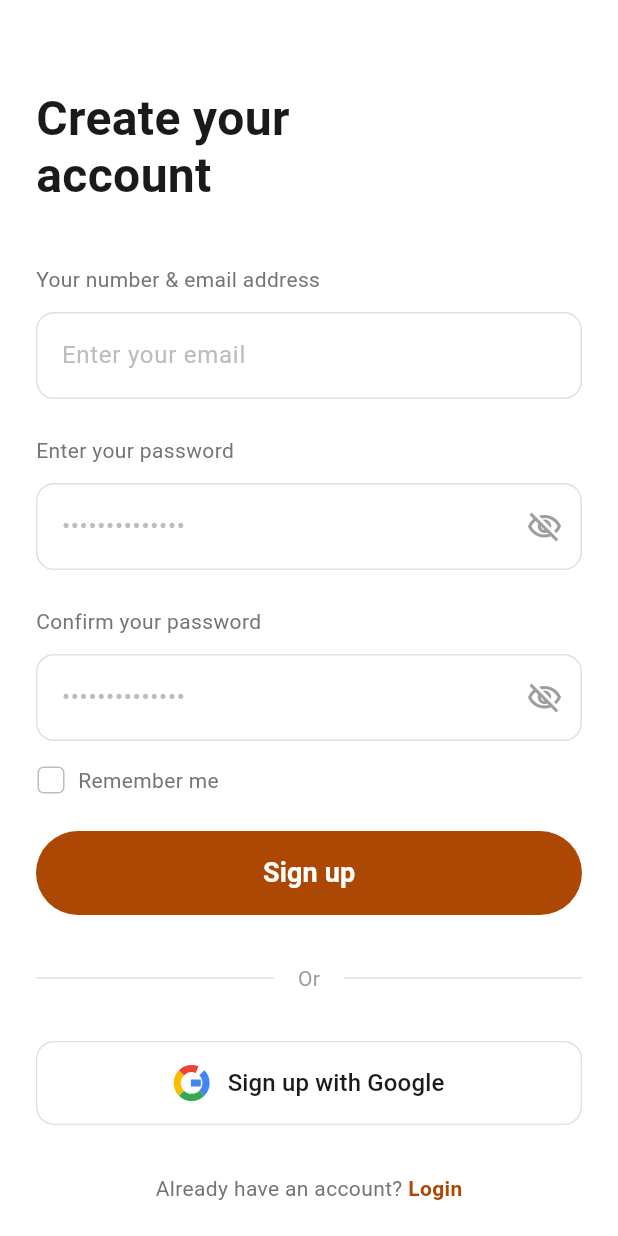
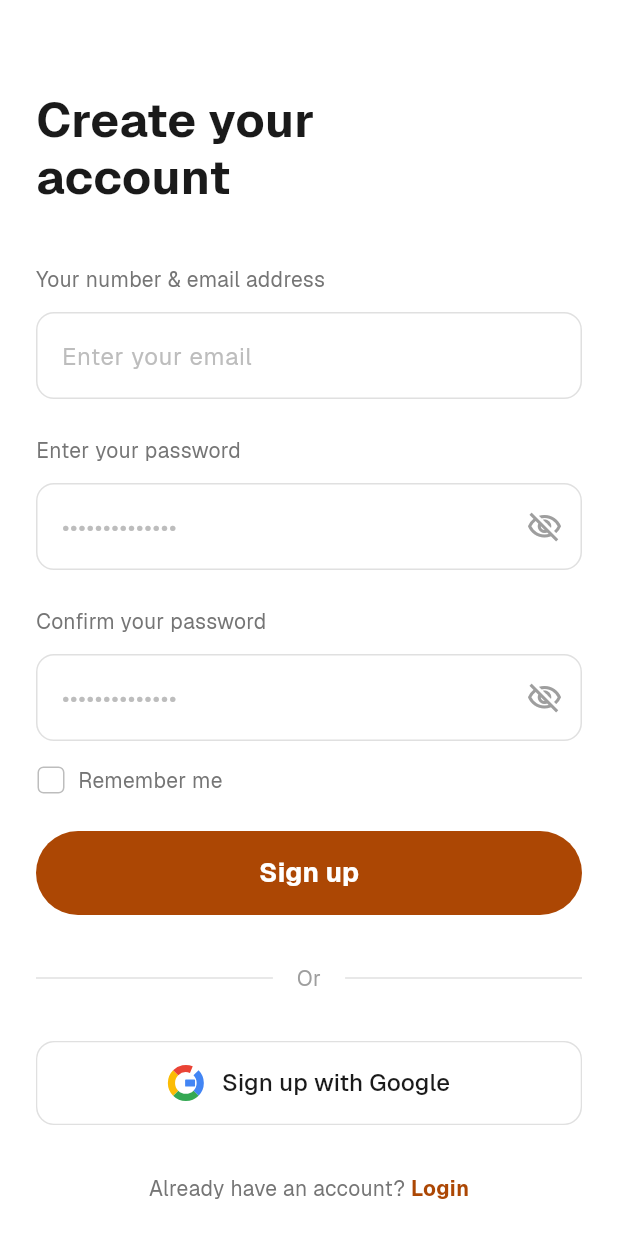
Before and after one commit to iyamujoshua/seedly, a Flutter app: the screen it shows after launch, after a tap on "Skip", after a tap on "Create an account", on a phone screen of 412 x 824 dp. Run offline on Flutter 3.47's test engine with Material 3 defaults, Android fonts, the phone set to English and light mode, and no system bars; project files that could hold a hidden picture were left out.

Commit message:
feat: Implement basic authentication with `AuthProvider` and integrate the Geist custom font family across the application.

```diff
--- a/lib/components/seedly_button.dart
+++ b/lib/components/seedly_button.dart
@@ -172,6 +172,7 @@ class _SeedlyButtonState extends State<SeedlyButton>
                           Text(
                             widget.label,
                             style: TextStyle(
+                              fontFamily: 'Geist',
                               fontSize: dimensions.fontSize,
                               fontWeight: FontWeight.w600,
                               color: _isEnabled
--- a/lib/main.dart
+++ b/lib/main.dart
@@ -1,4 +1,6 @@
 import 'package:flutter/material.dart';
+import 'package:provider/provider.dart';
+import 'package:seedly/providers/auth_provider.dart';
 import 'package:seedly/screens/splash_screen.dart';
 
 void main() {
@@ -10,14 +12,37 @@ class MyApp extends StatelessWidget {
 
   @override
   Widget build(BuildContext context) {
-    return MaterialApp(
-      title: 'Seedly',
-      debugShowCheckedModeBanner: false,
-      theme: ThemeData(
-        colorScheme: ColorScheme.fromSeed(seedColor: const Color.fromARGB(255, 172, 71, 4)),
-        useMaterial3: true,
+    return ChangeNotifierProvider(
+      create: (_) => AuthProvider(),
+      child: MaterialApp(
+        title: 'Seedly',
+        debugShowCheckedModeBanner: false,
+        theme: ThemeData(
+          colorScheme: ColorScheme.fromSeed(
+            seedColor: const Color.fromARGB(255, 172, 71, 4),
+          ),
+          useMaterial3: true,
+          fontFamily: 'Geist',
+          textTheme: const TextTheme(
+            displayLarge: TextStyle(fontFamily: 'Geist'),
+            displayMedium: TextStyle(fontFamily: 'Geist'),
+            displaySmall: TextStyle(fontFamily: 'Geist'),
+            headlineLarge: TextStyle(fontFamily: 'Geist'),
+            headlineMedium: TextStyle(fontFamily: 'Geist'),
+            headlineSmall: TextStyle(fontFamily: 'Geist'),
+            titleLarge: TextStyle(fontFamily: 'Geist'),
+            titleMedium: TextStyle(fontFamily: 'Geist'),
+            titleSmall: TextStyle(fontFamily: 'Geist'),
+            bodyLarge: TextStyle(fontFamily: 'Geist'),
+            bodyMedium: TextStyle(fontFamily: 'Geist'),
+            bodySmall: TextStyle(fontFamily: 'Geist'),
+            labelLarge: TextStyle(fontFamily: 'Geist'),
+            labelMedium: TextStyle(fontFamily: 'Geist'),
+            labelSmall: TextStyle(fontFamily: 'Geist'),
+          ),
+        ),
+        home: const SplashScreen(),
       ),
-      home: const SplashScreen(),
     );
   }
 }
--- a/lib/screens/auth/login_screen.dart
+++ b/lib/screens/auth/login_screen.dart
@@ -56,6 +56,7 @@ class _LoginScreenState extends State<LoginScreen> {
               const Text(
                 'Login to your\naccount',
                 style: TextStyle(
+                  fontFamily: 'Geist',
                   fontSize: 32,
                   fontWeight: FontWeight.bold,
                   color: Color(0xFF1A1A1A),
@@ -68,7 +69,11 @@ class _LoginScreenState extends State<LoginScreen> {
               // Email field
               Text(
                 'Your number & email address',
-                style: TextStyle(fontSize: 14, color: Colors.grey.shade600),
+                style: TextStyle(
+                  fontFamily: 'Geist',
+                  fontSize: 14,
+                  color: Colors.grey.shade600,
+                ),
               ),
               const SizedBox(height: 12),
               _buildTextField(
@@ -81,7 +86,11 @@ class _LoginScreenState extends State<LoginScreen> {
               // Password field
               Text(
                 'Enter your password',
-                style: TextStyle(fontSize: 14, color: Colors.grey.shade600),
+                style: TextStyle(
+                  fontFamily: 'Geist',
+                  fontSize: 14,
+                  color: Colors.grey.shade600,
+                ),
               ),
               const SizedBox(height: 12),
               _buildTextField(
@@ -125,6 +134,7 @@ class _LoginScreenState extends State<LoginScreen> {
                       Text(
                         'Remember me',
                         style: TextStyle(
+                          fontFamily: 'Geist',
                           fontSize: 14,
                           color: Colors.grey.shade600,
                         ),
@@ -137,7 +147,11 @@ class _LoginScreenState extends State<LoginScreen> {
                     },
                     child: const Text(
                       'Forget password',
-                      style: TextStyle(fontSize: 14, color: _brandColor),
+                      style: TextStyle(
+                        fontFamily: 'Geist',
+                        fontSize: 14,
+                        color: _brandColor,
+                      ),
                     ),
                   ),
                 ],
@@ -161,6 +175,7 @@ class _LoginScreenState extends State<LoginScreen> {
                     child: Text(
                       'Or',
                       style: TextStyle(
+                        fontFamily: 'Geist',
                         fontSize: 14,
                         color: Colors.grey.shade500,
                       ),
@@ -190,6 +205,7 @@ class _LoginScreenState extends State<LoginScreen> {
                     Text(
                       "Don't have an account? ",
                       style: TextStyle(
+                        fontFamily: 'Geist',
                         fontSize: 14,
                         color: Colors.grey.shade600,
                       ),
@@ -199,6 +215,7 @@ class _LoginScreenState extends State<LoginScreen> {
                       child: const Text(
                         'Create an account',
                         style: TextStyle(
+                          fontFamily: 'Geist',
                           fontSize: 14,
                           color: _brandColor,
                           fontWeight: FontWeight.w600,
@@ -232,10 +249,18 @@ class _LoginScreenState extends State<LoginScreen> {
       child: TextField(
         controller: controller,
         obscureText: isPassword && obscureText,
-        style: const TextStyle(color: Color(0xFF1A1A1A), fontSize: 16),
+        style: const TextStyle(
+          fontFamily: 'Geist',
+          color: Color(0xFF1A1A1A),
+          fontSize: 16,
+        ),
         decoration: InputDecoration(
           hintText: hintText,
-          hintStyle: TextStyle(color: Colors.grey.shade400, fontSize: 16),
+          hintStyle: TextStyle(
+            fontFamily: 'Geist',
+            color: Colors.grey.shade400,
+            fontSize: 16,
+          ),
           border: InputBorder.none,
           contentPadding: const EdgeInsets.symmetric(
             horizontal: 16,
@@ -273,7 +298,11 @@ class _LoginScreenState extends State<LoginScreen> {
         ),
         child: Text(
           text,
-          style: const TextStyle(fontSize: 18, fontWeight: FontWeight.w600),
+          style: const TextStyle(
+            fontFamily: 'Geist',
+            fontSize: 18,
+            fontWeight: FontWeight.w600,
+          ),
         ),
       ),
     );
@@ -307,6 +336,7 @@ class _LoginScreenState extends State<LoginScreen> {
             Text(
               text,
               style: const TextStyle(
+                fontFamily: 'Geist',
                 fontSize: 16,
                 color: Color(0xFF1A1A1A),
                 fontWeight: FontWeight.w500,
--- a/lib/screens/auth/signup_screen.dart
+++ b/lib/screens/auth/signup_screen.dart
@@ -59,6 +59,7 @@ class _SignupScreenState extends State<SignupScreen> {
               const Text(
                 'Create your\naccount',
                 style: TextStyle(
+                  fontFamily: 'Geist',
                   fontSize: 32,
                   fontWeight: FontWeight.bold,
                   color: Color(0xFF1A1A1A),
@@ -71,7 +72,11 @@ class _SignupScreenState extends State<SignupScreen> {
               // Email field
               Text(
                 'Your number & email address',
-                style: TextStyle(fontSize: 14, color: Colors.grey.shade600),
+                style: TextStyle(
+                  fontFamily: 'Geist',
+                  fontSize: 14,
+                  color: Colors.grey.shade600,
+                ),
               ),
               const SizedBox(height: 12),
               _buildTextField(
@@ -84,7 +89,11 @@ class _SignupScreenState extends State<SignupScreen> {
               // Password field
               Text(
                 'Enter your password',
-                style: TextStyle(fontSize: 14, color: Colors.grey.shade600),
+                style: TextStyle(
+                  fontFamily: 'Geist',
+                  fontSize: 14,
+                  color: Colors.grey.shade600,
+                ),
               ),
               const SizedBox(height: 12),
               _buildTextField(
@@ -104,7 +113,11 @@ class _SignupScreenState extends State<SignupScreen> {
               // Confirm Password field
               Text(
                 'Confirm your password',
-                style: TextStyle(fontSize: 14, color: Colors.grey.shade600),
+                style: TextStyle(
+                  fontFamily: 'Geist',
+                  fontSize: 14,
+                  color: Colors.grey.shade600,
+                ),
               ),
               const SizedBox(height: 12),
               _buildTextField(
@@ -144,7 +157,11 @@ class _SignupScreenState extends State<SignupScreen> {
                   const SizedBox(width: 8),
                   Text(
                     'Remember me',
-                    style: TextStyle(fontSize: 14, color: Colors.grey.shade600),
+                    style: TextStyle(
+                      fontFamily: 'Geist',
+                      fontSize: 14,
+                      color: Colors.grey.shade600,
+                    ),
                   ),
                 ],
               ),
@@ -167,6 +184,7 @@ class _SignupScreenState extends State<SignupScreen> {
                     child: Text(
                       'Or',
                       style: TextStyle(
+                        fontFamily: 'Geist',
                         fontSize: 14,
                         color: Colors.grey.shade500,
                       ),
@@ -196,6 +214,7 @@ class _SignupScreenState extends State<SignupScreen> {
                     Text(
                       'Already have an account? ',
                       style: TextStyle(
+                        fontFamily: 'Geist',
                         fontSize: 14,
                         color: Colors.grey.shade600,
                       ),
@@ -205,6 +224,7 @@ class _SignupScreenState extends State<SignupScreen> {
                       child: const Text(
                         'Login',
                         style: TextStyle(
+                          fontFamily: 'Geist',
                           fontSize: 14,
                           color: _brandColor,
                           fontWeight: FontWeight.w600,
@@ -238,10 +258,18 @@ class _SignupScreenState extends State<SignupScreen> {
       child: TextField(
         controller: controller,
         obscureText: isPassword && obscureText,
-        style: const TextStyle(color: Color(0xFF1A1A1A), fontSize: 16),
+        style: const TextStyle(
+          fontFamily: 'Geist',
+          color: Color(0xFF1A1A1A),
+          fontSize: 16,
+        ),
         decoration: InputDecoration(
           hintText: hintText,
-          hintStyle: TextStyle(color: Colors.grey.shade400, fontSize: 16),
+          hintStyle: TextStyle(
+            fontFamily: 'Geist',
+            color: Colors.grey.shade400,
+            fontSize: 16,
+          ),
           border: InputBorder.none,
           contentPadding: const EdgeInsets.symmetric(
             horizontal: 16,
@@ -279,7 +307,11 @@ class _SignupScreenState extends State<SignupScreen> {
         ),
         child: Text(
           text,
-          style: const TextStyle(fontSize: 18, fontWeight: FontWeight.w600),
+          style: const TextStyle(
+            fontFamily: 'Geist',
+            fontSize: 18,
+            fontWeight: FontWeight.w600,
+          ),
         ),
       ),
     );
@@ -313,6 +345,7 @@ class _SignupScreenState extends State<SignupScreen> {
             Text(
               text,
               style: const TextStyle(
+                fontFamily: 'Geist',
                 fontSize: 16,
                 color: Color(0xFF1A1A1A),
                 fontWeight: FontWeight.w500,
--- a/lib/screens/onboarding_screen.dart
+++ b/lib/screens/onboarding_screen.dart
@@ -86,6 +86,7 @@ class _OnboardingScreenState extends State<OnboardingScreen> {
                         child: Text(
                           'Skip',
                           style: TextStyle(
+                            fontFamily: 'Geist',
                             color: _pages[_currentPage].color,
                             fontSize: 16,
                             fontWeight: FontWeight.w500,
@@ -317,6 +318,7 @@ class _OnboardingPageState extends State<OnboardingPage>
             widget.data.title,
             textAlign: TextAlign.center,
             style: const TextStyle(
+              fontFamily: 'Geist',
               fontSize: 28,
               fontWeight: FontWeight.bold,
               color: Color(0xFF1A1A1A),
@@ -331,6 +333,7 @@ class _OnboardingPageState extends State<OnboardingPage>
             widget.data.description,
             textAlign: TextAlign.center,
             style: TextStyle(
+              fontFamily: 'Geist',
               fontSize: 16,
               color: Colors.grey.shade600,
               height: 1.5,
--- a/lib/screens/splash_screen.dart
+++ b/lib/screens/splash_screen.dart
@@ -112,6 +112,7 @@ class _SplashScreenState extends State<SplashScreen>
                 const Text(
                   'Seedly',
                   style: TextStyle(
+                    fontFamily: 'Geist',
                     fontSize: 48,
                     fontWeight: FontWeight.bold,
                     color: Colors.white,
@@ -130,6 +131,7 @@ class _SplashScreenState extends State<SplashScreen>
                 Text(
                   'Your secrets, safely stored.',
                   style: TextStyle(
+                    fontFamily: 'Geist',
                     fontSize: 16,
                     fontWeight: FontWeight.w400,
                     color: Colors.white.withAlpha(200),
```
Also changed, not shown: lib/providers/auth_provider.dart (added, +107 -0 lines), pubspec.yaml (+16 -2 lines), assets/fonts/Geist-Bold.ttf (added), assets/fonts/Geist-Light.ttf (added), assets/fonts/Geist-Medium.ttf (added), assets/fonts/Geist-Regular.ttf (added), assets/fonts/Geist-SemiBold.ttf (added), pubspec.lock, 1 other file.
